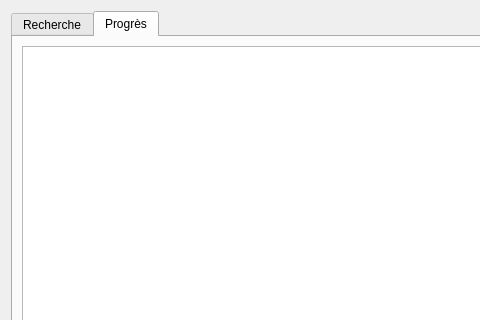
Before: the Qt Designer form src/views/mainWindow.ui in Didiloy/spotwrap, drawn with Qt 5; both pictures show x 0 to 480 and y 0 to 320 of the 805 by 574 pixel window.
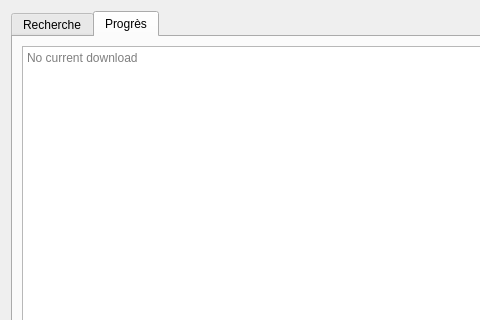
After: the same form once the commit is applied. The open tabs and pages were chosen to show the change. Icons and pictures are not drawn.

Commit message: compiled spotdl to a executable to call it in the code. added config files for pyinstaller added placeholder text to the progress tab

Diff of the .ui file:
```diff
--- a/src/views/mainWindow.ui
+++ b/src/views/mainWindow.ui
@@ -523,6 +523,9 @@
            <property name="readOnly">
             <bool>true</bool>
            </property>
+           <property name="placeholderText">
+            <string>No current download</string>
+           </property>
           </widget>
          </item>
         </layout>
```
The commit also changes 9 other files.
